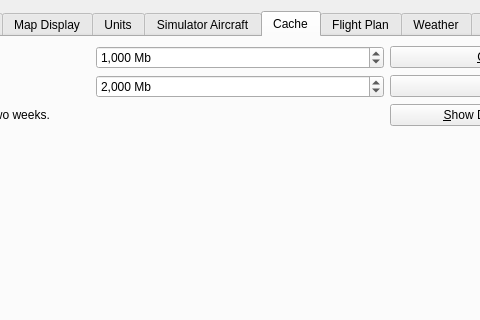
First picture: the form in src/options/options.ui, repository albar965/littlenavmap, before the edit; both pictures show x 220 to 700 and y 0 to 320 of the 920 by 440 pixel window.
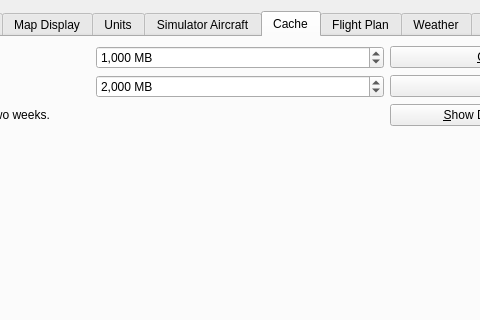
Second picture: the form after the edit. The open tabs and pages were chosen to show the change.

Commit message: Updated tab order in dialogs.

```diff
--- a/src/options/options.ui
+++ b/src/options/options.ui
@@ -1543,7 +1543,7 @@
           <bool>true</bool>
          </property>
          <property name="suffix">
-          <string> Mb</string>
+          <string> MB</string>
          </property>
          <property name="minimum">
           <number>500</number>
@@ -1565,7 +1565,7 @@
           <bool>true</bool>
          </property>
          <property name="suffix">
-          <string> Mb</string>
+          <string> MB</string>
          </property>
          <property name="minimum">
           <number>100</number>
```
Left out of the diff: 46 changed lines with no effect on the pictures. The commit also changes 3 other files.
